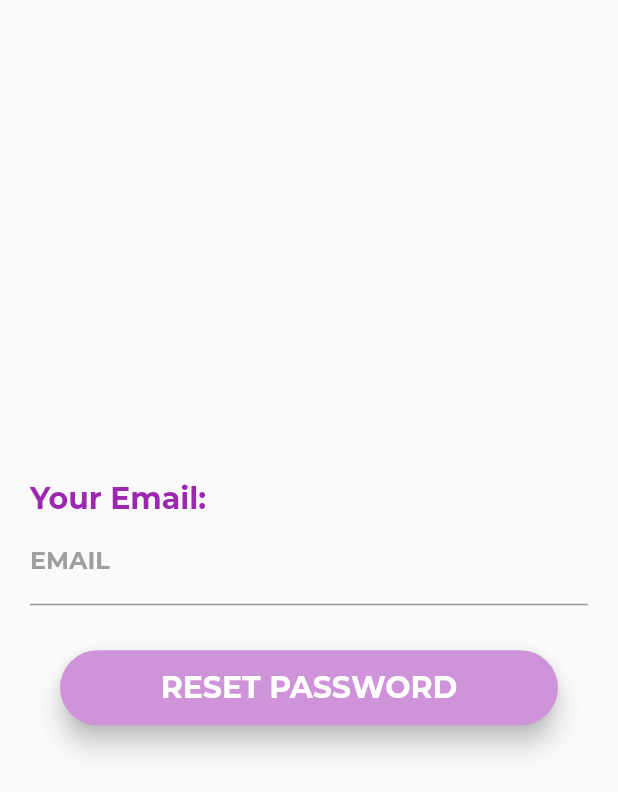
After one commit to zunedz/TeamUp, a Flutter app: the ResetPassword screen opened directly, on a phone screen of 412 x 824 dp. The commit adds this screen. Shown: the top 792 px of the screen. Run offline on Flutter 3.47's test engine with Material 2 defaults, Android fonts, the light colour scheme and no system bars; project files that could hold a hidden picture were left out.

Commit message:
added signup and reset password page

```diff
--- a/lib/login.dart
+++ b/lib/login.dart
@@ -120,6 +120,7 @@
               child: Material(
                 color: Colors.purple.shade200,
                 borderRadius: BorderRadius.circular(25.0),
+                shadowColor: Colors.transparent,
                 elevation: 7.0,
                 child: Center(
                   child: Text(
@@ -182,14 +183,14 @@
                 Text(
                   "Don't have an account yet?",
                   style: TextStyle(
-                    decoration: TextDecoration.underline,
                     fontFamily: "Montserrat",
                   ),
                 ),
+                SizedBox(width: 5),
                 InkWell(
                   onTap: () => print("tapped"),
                   child: Text(
-                    " Sign Up",
+                    "Sign Up",
                     style: TextStyle(
                       decoration: TextDecoration.underline,
                       fontFamily: "Montserrat",
--- a/lib/main.dart
+++ b/lib/main.dart
@@ -1,5 +1,8 @@
 import 'package:flutter/material.dart';
+
 import 'login.dart';
+import "signup.dart";
+import "reset_password.dart";
 
 void main() {
   runApp(MyApp());
--- /dev/null
+++ b/lib/reset_password.dart
@@ -0,0 +1,74 @@
+import "package:flutter/material.dart";
+
+class ResetPassword extends StatelessWidget {
+  @override
+  Widget build(BuildContext context) {
+    return Scaffold(
+      body: Container(
+        height: MediaQuery.of(context).size.height,
+        child: Container(
+          margin: EdgeInsets.fromLTRB(20, 0, 20, 0),
+          child: Column(
+            mainAxisAlignment: MainAxisAlignment.center,
+            children: [
+              Container(
+                width: double.infinity,
+                child: Text(
+                  "Your Email: ",
+                  style: TextStyle(
+                    fontFamily: "Montserrat",
+                    fontWeight: FontWeight.w700,
+                    fontSize: 20,
+                    color: Colors.purple,
+                  ),
+                  textAlign: TextAlign.start,
+                ),
+              ),
+              Form(
+                child: TextFormField(
+                  decoration: InputDecoration(
+                    labelText: "EMAIL",
+                    labelStyle: TextStyle(
+                        fontFamily: "Montserrat",
+                        fontWeight: FontWeight.bold,
+                        color: Colors.grey),
+                    focusedBorder: UnderlineInputBorder(
+                      borderSide: BorderSide(color: Colors.purple),
+                    ),
+                  ),
+                ),
+              ),
+              SizedBox(
+                height: 30,
+              ),
+              Container(
+                height: 50,
+                margin: EdgeInsets.fromLTRB(20, 0, 20, 20),
+                child: GestureDetector(
+                  onTap: () => print("logged in"),
+                  child: Material(
+                    color: Colors.purple.shade200,
+                    borderRadius: BorderRadius.circular(25.0),
+                    elevation: 7.0,
+                    child: Center(
+                      child: Text(
+                        "RESET PASSWORD",
+                        textAlign: TextAlign.center,
+                        style: TextStyle(
+                          fontFamily: "Montserrat",
+                          fontWeight: FontWeight.w700,
+                          fontSize: 20,
+                          color: Colors.white,
+                        ),
+                      ),
+                    ),
+                  ),
+                ),
+              ),
+            ],
+          ),
+        ),
+      ),
+    );
+  }
+}
```
Also changed, not shown: lib/signup.dart (+123 -0 lines), lib/forgot_password.dart (deleted).
